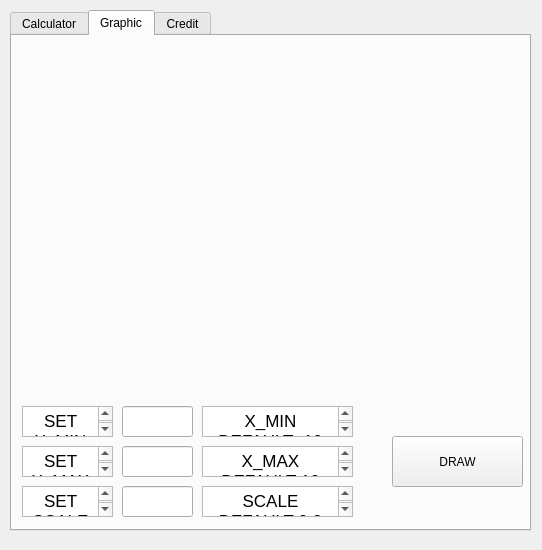
Above: src/Calc/mainwindow.ui from Aidahar/Calc_s21 before the change. Below: the same form after it.
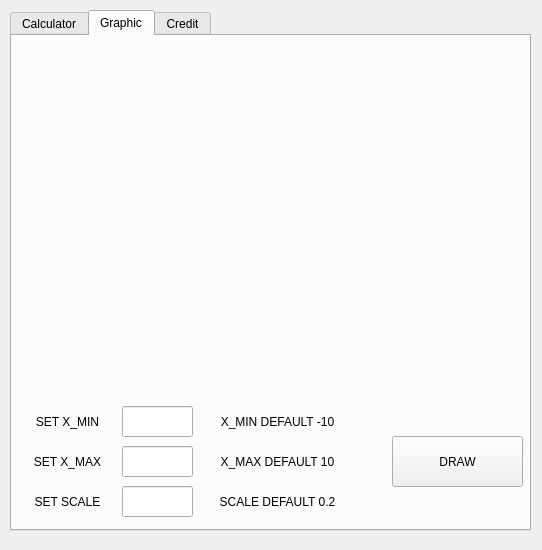
That is the form after the change. Icons and pictures are not drawn. Custom widgets are drawn as their Qt base class.

Diff of the .ui file:
```diff
--- a/src/Calc/mainwindow.ui
+++ b/src/Calc/mainwindow.ui
@@ -984,40 +984,6 @@
        <set>Qt::AlignCenter</set>
       </property>
      </widget>
-     <widget class="QTextEdit" name="textEdit">
-      <property name="geometry">
-       <rect>
-        <x>10</x>
-        <y>370</y>
-        <width>91</width>
-        <height>31</height>
-       </rect>
-      </property>
-      <property name="html">
-       <string>&lt;!DOCTYPE HTML PUBLIC &quot;-//W3C//DTD HTML 4.0//EN&quot; &quot;http://www.w3.org/TR/REC-html40/strict.dtd&quot;&gt;
-&lt;html&gt;&lt;head&gt;&lt;meta name=&quot;qrichtext&quot; content=&quot;1&quot; /&gt;&lt;meta charset=&quot;utf-8&quot; /&gt;&lt;style type=&quot;text/css&quot;&gt;
-p, li { white-space: pre-wrap; }
-&lt;/style&gt;&lt;/head&gt;&lt;body style=&quot; font-family:'.AppleSystemUIFont'; font-size:13pt; font-weight:400; font-style:normal;&quot;&gt;
-&lt;p align=&quot;center&quot; style=&quot; margin-top:0px; margin-bottom:0px; margin-left:0px; margin-right:0px; -qt-block-indent:0; text-indent:0px;&quot;&gt;SET X_MIN&lt;/p&gt;&lt;/body&gt;&lt;/html&gt;</string>
-      </property>
-     </widget>
-     <widget class="QTextEdit" name="textEdit_2">
-      <property name="geometry">
-       <rect>
-        <x>10</x>
-        <y>410</y>
-        <width>91</width>
-        <height>31</height>
-       </rect>
-      </property>
-      <property name="html">
-       <string>&lt;!DOCTYPE HTML PUBLIC &quot;-//W3C//DTD HTML 4.0//EN&quot; &quot;http://www.w3.org/TR/REC-html40/strict.dtd&quot;&gt;
-&lt;html&gt;&lt;head&gt;&lt;meta name=&quot;qrichtext&quot; content=&quot;1&quot; /&gt;&lt;meta charset=&quot;utf-8&quot; /&gt;&lt;style type=&quot;text/css&quot;&gt;
-p, li { white-space: pre-wrap; }
-&lt;/style&gt;&lt;/head&gt;&lt;body style=&quot; font-family:'.AppleSystemUIFont'; font-size:13pt; font-weight:400; font-style:normal;&quot;&gt;
-&lt;p align=&quot;center&quot; style=&quot; margin-top:0px; margin-bottom:0px; margin-left:0px; margin-right:0px; -qt-block-indent:0; text-indent:0px;&quot;&gt;SET X_MAX&lt;/p&gt;&lt;/body&gt;&lt;/html&gt;</string>
-      </property>
-     </widget>
      <widget class="QPushButton" name="pushButton">
       <property name="geometry">
        <rect>
@@ -1041,23 +1007,6 @@
        </rect>
       </property>
      </widget>
-     <widget class="QTextEdit" name="textEdit_3">
-      <property name="geometry">
-       <rect>
-        <x>10</x>
-        <y>450</y>
-        <width>91</width>
-        <height>31</height>
-       </rect>
-      </property>
-      <property name="html">
-       <string>&lt;!DOCTYPE HTML PUBLIC &quot;-//W3C//DTD HTML 4.0//EN&quot; &quot;http://www.w3.org/TR/REC-html40/strict.dtd&quot;&gt;
-&lt;html&gt;&lt;head&gt;&lt;meta name=&quot;qrichtext&quot; content=&quot;1&quot; /&gt;&lt;meta charset=&quot;utf-8&quot; /&gt;&lt;style type=&quot;text/css&quot;&gt;
-p, li { white-space: pre-wrap; }
-&lt;/style&gt;&lt;/head&gt;&lt;body style=&quot; font-family:'.AppleSystemUIFont'; font-size:13pt; font-weight:400; font-style:normal;&quot;&gt;
-&lt;p align=&quot;center&quot; style=&quot; margin-top:0px; margin-bottom:0px; margin-left:0px; margin-right:0px; -qt-block-indent:0; text-indent:0px;&quot;&gt;SET SCALE&lt;/p&gt;&lt;/body&gt;&lt;/html&gt;</string>
-      </property>
-     </widget>
      <widget class="QLineEdit" name="set_scale">
       <property name="geometry">
        <rect>
@@ -1074,7 +1023,7 @@
        <set>Qt::AlignCenter</set>
       </property>
      </widget>
-     <widget class="QTextEdit" name="textEdit_4">
+     <widget class="QLabel" name="label">
       <property name="geometry">
        <rect>
         <x>190</x>
@@ -1083,15 +1032,14 @@
         <height>31</height>
        </rect>
       </property>
-      <property name="html">
-       <string>&lt;!DOCTYPE HTML PUBLIC &quot;-//W3C//DTD HTML 4.0//EN&quot; &quot;http://www.w3.org/TR/REC-html40/strict.dtd&quot;&gt;
-&lt;html&gt;&lt;head&gt;&lt;meta name=&quot;qrichtext&quot; content=&quot;1&quot; /&gt;&lt;meta charset=&quot;utf-8&quot; /&gt;&lt;style type=&quot;text/css&quot;&gt;
-p, li { white-space: pre-wrap; }
-&lt;/style&gt;&lt;/head&gt;&lt;body style=&quot; font-family:'.AppleSystemUIFont'; font-size:13pt; font-weight:400; font-style:normal;&quot;&gt;
-&lt;p align=&quot;center&quot; style=&quot; margin-top:0px; margin-bottom:0px; margin-left:0px; margin-right:0px; -qt-block-indent:0; text-indent:0px;&quot;&gt;X_MIN DEFAULT -10&lt;/p&gt;&lt;/body&gt;&lt;/html&gt;</string>
+      <property name="text">
+       <string>X_MIN DEFAULT -10</string>
       </property>
+      <property name="alignment">
+       <set>Qt::AlignCenter</set>
+      </property>
      </widget>
-     <widget class="QTextEdit" name="textEdit_5">
+     <widget class="QLabel" name="label_2">
       <property name="geometry">
        <rect>
         <x>190</x>
@@ -1100,15 +1048,14 @@
         <height>31</height>
        </rect>
       </property>
-      <property name="html">
-       <string>&lt;!DOCTYPE HTML PUBLIC &quot;-//W3C//DTD HTML 4.0//EN&quot; &quot;http://www.w3.org/TR/REC-html40/strict.dtd&quot;&gt;
-&lt;html&gt;&lt;head&gt;&lt;meta name=&quot;qrichtext&quot; content=&quot;1&quot; /&gt;&lt;meta charset=&quot;utf-8&quot; /&gt;&lt;style type=&quot;text/css&quot;&gt;
-p, li { white-space: pre-wrap; }
-&lt;/style&gt;&lt;/head&gt;&lt;body style=&quot; font-family:'.AppleSystemUIFont'; font-size:13pt; font-weight:400; font-style:normal;&quot;&gt;
-&lt;p align=&quot;center&quot; style=&quot; margin-top:0px; margin-bottom:0px; margin-left:0px; margin-right:0px; -qt-block-indent:0; text-indent:0px;&quot;&gt;X_MAX DEFAULT 10&lt;/p&gt;&lt;/body&gt;&lt;/html&gt;</string>
+      <property name="text">
+       <string>X_MAX DEFAULT 10</string>
       </property>
+      <property name="alignment">
+       <set>Qt::AlignCenter</set>
+      </property>
      </widget>
-     <widget class="QTextEdit" name="textEdit_6">
+     <widget class="QLabel" name="label_3">
       <property name="geometry">
        <rect>
         <x>190</x>
@@ -1117,12 +1064,59 @@
         <height>31</height>
        </rect>
       </property>
-      <property name="html">
-       <string>&lt;!DOCTYPE HTML PUBLIC &quot;-//W3C//DTD HTML 4.0//EN&quot; &quot;http://www.w3.org/TR/REC-html40/strict.dtd&quot;&gt;
-&lt;html&gt;&lt;head&gt;&lt;meta name=&quot;qrichtext&quot; content=&quot;1&quot; /&gt;&lt;meta charset=&quot;utf-8&quot; /&gt;&lt;style type=&quot;text/css&quot;&gt;
-p, li { white-space: pre-wrap; }
-&lt;/style&gt;&lt;/head&gt;&lt;body style=&quot; font-family:'.AppleSystemUIFont'; font-size:13pt; font-weight:400; font-style:normal;&quot;&gt;
-&lt;p align=&quot;center&quot; style=&quot; margin-top:0px; margin-bottom:0px; margin-left:0px; margin-right:0px; -qt-block-indent:0; text-indent:0px;&quot;&gt;SCALE DEFAULT 0.2&lt;/p&gt;&lt;/body&gt;&lt;/html&gt;</string>
+      <property name="text">
+       <string>SCALE DEFAULT 0.2</string>
+      </property>
+      <property name="alignment">
+       <set>Qt::AlignCenter</set>
+      </property>
+     </widget>
+     <widget class="QLabel" name="label_4">
+      <property name="geometry">
+       <rect>
+        <x>10</x>
+        <y>370</y>
+        <width>91</width>
+        <height>31</height>
+       </rect>
+      </property>
+      <property name="text">
+       <string>SET X_MIN</string>
+      </property>
+      <property name="alignment">
+       <set>Qt::AlignCenter</set>
+      </property>
+     </widget>
+     <widget class="QLabel" name="label_5">
+      <property name="geometry">
+       <rect>
+        <x>10</x>
+        <y>410</y>
+        <width>91</width>
+        <height>31</height>
+       </rect>
+      </property>
+      <property name="text">
+       <string>SET X_MAX</string>
+      </property>
+      <property name="alignment">
+       <set>Qt::AlignCenter</set>
+      </property>
+     </widget>
+     <widget class="QLabel" name="label_6">
+      <property name="geometry">
+       <rect>
+        <x>10</x>
+        <y>450</y>
+        <width>91</width>
+        <height>31</height>
+       </rect>
+      </property>
+      <property name="text">
+       <string>SET SCALE</string>
+      </property>
+      <property name="alignment">
+       <set>Qt::AlignCenter</set>
       </property>
      </widget>
     </widget>
```
Left out of the diff: 2 changed lines with no effect on the pictures.
